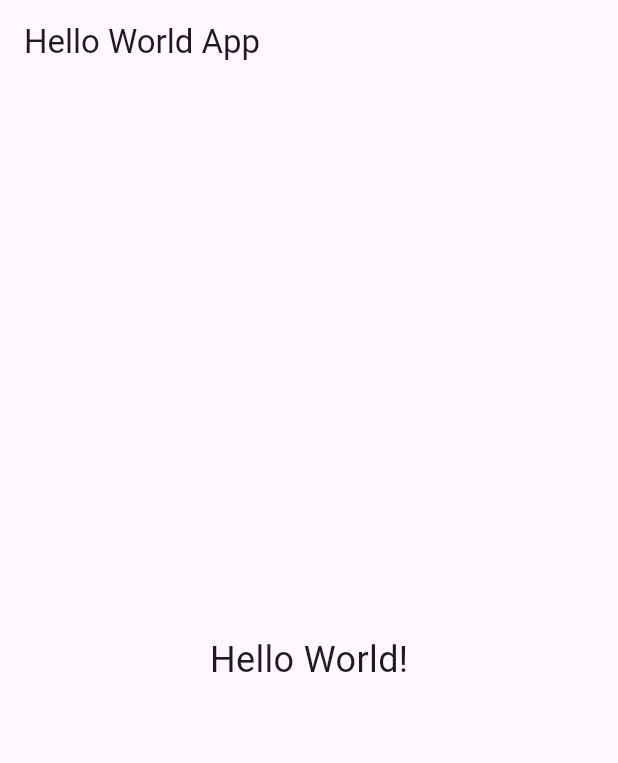
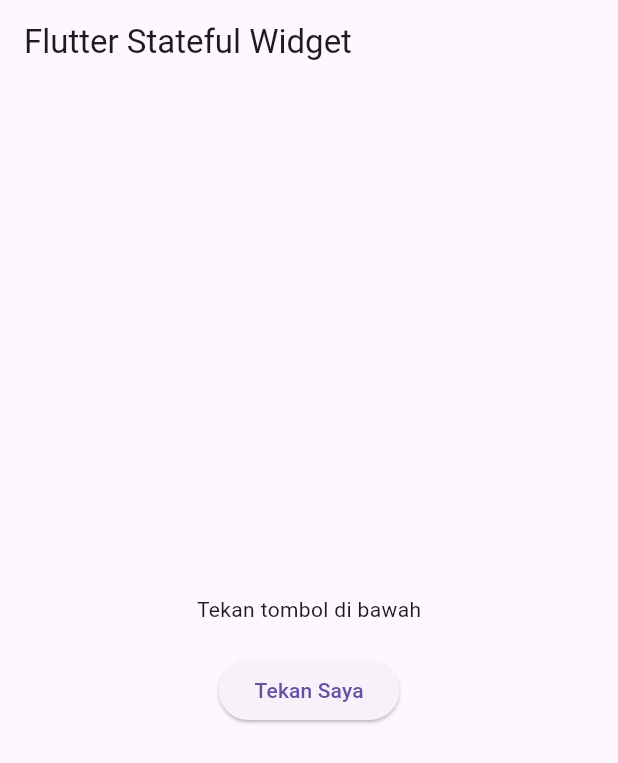
Before and after one commit to aleedoe/mobile-and-web-service-practice, a Flutter app: the screen it shows after launch, on a phone screen of 412 x 824 dp. Shown: the top 763 px of the screen. Run offline on Flutter 3.47's test engine with Material 3 defaults, Android fonts, the phone set to English and light mode, and no system bars.

Commit message:
edit main page

```diff
--- a/hello_world/lib/main.dart
+++ b/hello_world/lib/main.dart
@@ -1,34 +1,44 @@
 import 'package:flutter/material.dart';
 
 void main() {
-  runApp(const MyApp()); // Tambahkan const di sini
+  runApp( const MyStatefulApp());
 }
 
-class MyApp extends StatelessWidget {
-  const MyApp({super.key}); // Konstruktor menggunakan const
+class MyStatefulApp extends StatefulWidget {
+  const MyStatefulApp({super.key}); // Use super.key here
+
+  @override
+  MyStatefulAppState createState() => MyStatefulAppState();
+}
+
+class MyStatefulAppState extends State<MyStatefulApp> {
+  String message = 'Tekan tombol di bawah';
+
+  void _changeMessage() {
+    setState(() {
+      message = 'Tombol telah ditekan!';
+    });
+  }
 
   @override
   Widget build(BuildContext context) {
-    return const MaterialApp(
-      title: 'Hello World App', // Tambahkan const di sini
-      home: MyHomePage(),
-    );
-  }
-}
-
-class MyHomePage extends StatelessWidget {
-  const MyHomePage({super.key}); // Konstruktor menggunakan const
-
-  @override
-  Widget build(BuildContext context) {
-    return Scaffold(
-      appBar: AppBar(
-        title: const Text('Hello World App'), // Tambahkan const di sini
-      ),
-      body: const Center(
-        child: Text(
-          'Hello World!',
-          style: TextStyle(fontSize: 24),
+    return MaterialApp(
+      home: Scaffold(
+        appBar: AppBar(
+          title: const Text('Flutter Stateful Widget'),
+        ),
+        body: Center(
+          child: Column(
+            mainAxisAlignment: MainAxisAlignment.center,
+            children: [
+              Text(message),
+              const SizedBox(height: 20),
+              ElevatedButton(
+                onPressed: _changeMessage,
+                child: const Text('Tekan Saya'),
+              ),
+            ],
+          ),
         ),
       ),
     );
```
Also changed, not shown: 1 other file.
